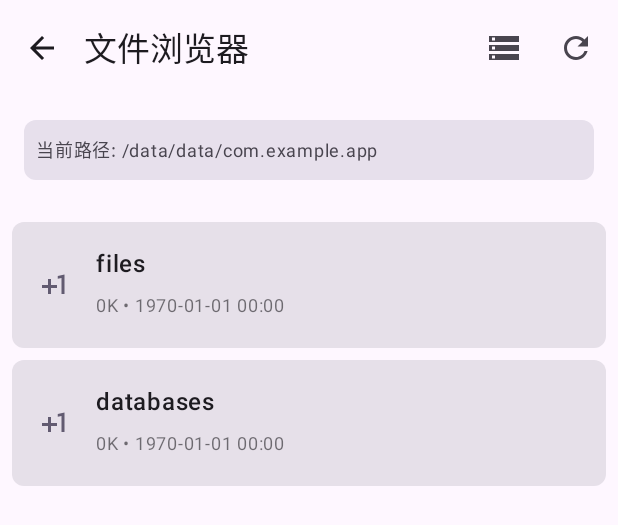
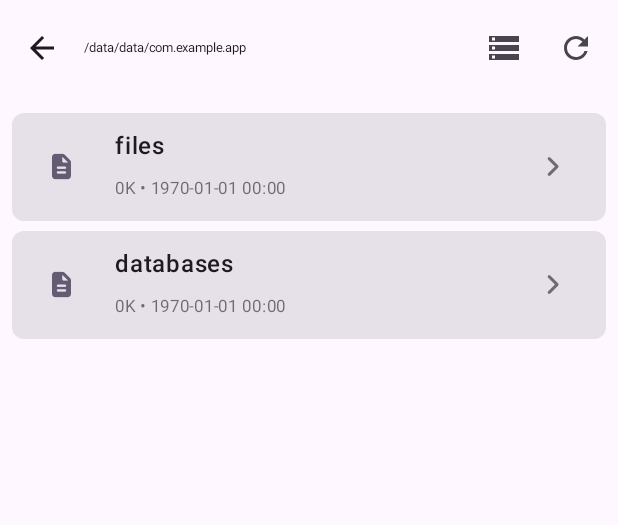
Before and after one commit to pinetrick/PineDroid, an Android app built with Jetpack Compose: the @Preview function PreviewFileExplorer, on a phone screen of 412 x 824 dp. Shown: the top 525 px of the screen. Run offline under Robolectric (Android 15) with nearby library versions, the phone set to English and light mode, and no system bars.

```diff
--- a/PineDroid/src/main/java/com/pine/pinedroid/activity/file_explorer/FileExplorer.kt
+++ b/PineDroid/src/main/java/com/pine/pinedroid/activity/file_explorer/FileExplorer.kt
@@ -52,11 +52,14 @@ import androidx.compose.ui.unit.sp
 import androidx.lifecycle.viewmodel.compose.viewModel
 import androidx.navigation.NavController
 import com.pine.pinedroid.db.bean.DatabaseInfo
+import com.pine.pinedroid.jetpack.ui.font.PineIcon
 import com.pine.pinedroid.jetpack.viewmodel.HandleNavigation
 import com.pine.pinedroid.utils.file.bToDisplayFileSize
 import com.pine.pinedroid.utils.file.kbToDisplayFileSize
 import com.pine.pinedroid.utils.formatDate
+import com.pine.pinedroid.utils.getFontAwesomeIcon
 import com.pine.pinedroid.utils.ui.pct
+import com.pine.pinedroid.utils.ui.pctw
 import com.pine.pinedroid.utils.ui.spwh
 import java.io.File
 import java.text.SimpleDateFormat
@@ -113,9 +116,10 @@ fun FileExplorerScreen(
             TopAppBar(
                 title = {
                     Text(
-                        text = "文件浏览器",
+                        text = state.currentDir,
                         maxLines = 1,
-                        overflow = TextOverflow.Ellipsis
+                        overflow = TextOverflow.Ellipsis,
+                        fontSize = 12.spwh
                     )
                 },
                 navigationIcon = {
@@ -203,22 +207,6 @@ fun FileList(
     onItemClick: (File) -> Unit
 ) {
     Column(modifier = Modifier.fillMaxSize()) {
-        // 当前路径显示
-        Text(
-            text = "当前路径: $currentDir",
-            modifier = Modifier
-                .fillMaxWidth()
-                .padding(16.dp)
-                .background(
-                    color = MaterialTheme.colorScheme.surfaceVariant,
-                    shape = RoundedCornerShape(8.dp)
-                )
-                .padding(8.dp),
-            fontSize = 12.sp,
-            color = MaterialTheme.colorScheme.onSurfaceVariant,
-            maxLines = 2,
-            overflow = TextOverflow.Ellipsis
-        )
 
         if (files.isEmpty()) {
             EmptyDirectoryView()
@@ -256,25 +244,25 @@ fun FileListItem(file: File, onClick: () -> Unit) {
     Card(
         modifier = Modifier
             .fillMaxWidth()
-            .padding(vertical = 4.dp)
+            .padding(vertical = 1.pct)
             .clickable(onClick = onClick),
         shape = RoundedCornerShape(8.dp)
     ) {
         Row(
             modifier = Modifier
                 .fillMaxWidth()
-                .padding(16.dp),
+                .padding(2.pct),
             verticalAlignment = Alignment.CenterVertically
         ) {
-            Icon(
-                imageVector = if (file.isDirectory) Icons.Default.Storage else Icons.Default.PlusOne,
-                contentDescription = if (file.isDirectory) "文件夹" else "文件",
-                modifier = Modifier.size(24.dp),
-                tint = if (file.isDirectory) MaterialTheme.colorScheme.primary
-                else MaterialTheme.colorScheme.secondary
+            PineIcon(
+                text = file.getFontAwesomeIcon(),
+                fontSize = 24.spwh,
+                color = if (file.isDirectory) MaterialTheme.colorScheme.primary
+                else MaterialTheme.colorScheme.secondary,
+                modifier = Modifier.size(14.pct),
             )
 
-            Spacer(modifier = Modifier.width(16.dp))
+            Spacer(modifier = Modifier.width(3.pct))
 
             Column(modifier = Modifier.weight(1f)) {
                 Text(
@@ -294,19 +282,20 @@ fun FileListItem(file: File, onClick: () -> Unit) {
                                 SimpleDateFormat("yyyy-MM-dd HH:mm", Locale.getDefault())
                                     .format(Date(file.lastModified()))
                     },
-                    fontSize = 12.sp,
+                    fontSize = 16.spwh,
                     color = MaterialTheme.colorScheme.onSurface.copy(alpha = 0.6f)
                 )
             }
 
-            if (file.isDirectory) {
-                Icon(
-                    imageVector = Icons.AutoMirrored.Filled.ArrowBack,
-                    contentDescription = "进入文件夹",
-                    modifier = Modifier.size(16.dp),
-                    tint = MaterialTheme.colorScheme.onSurface.copy(alpha = 0.6f)
-                )
-            }
+            PineIcon(
+                text = "\uf105",
+                fontSize = 24.spwh,
+                color = MaterialTheme.colorScheme.onSurface.copy(alpha = 0.6f),
+                modifier = Modifier.size(16.pct),
+            )
+
+
+
         }
     }
 }
--- a/PineDroid/src/main/java/com/pine/pinedroid/jetpack/ui/font/FontAwesome.kt
+++ b/PineDroid/src/main/java/com/pine/pinedroid/jetpack/ui/font/FontAwesome.kt
@@ -1,10 +1,12 @@
 package com.pine.pinedroid.jetpack.ui.font
 
 import android.content.res.Configuration
+import androidx.compose.foundation.layout.wrapContentHeight
 import androidx.compose.material3.LocalTextStyle
 import androidx.compose.material3.MaterialTheme
 import androidx.compose.material3.Text
 import androidx.compose.runtime.Composable
+import androidx.compose.ui.Alignment
 import androidx.compose.ui.Modifier
 import androidx.compose.ui.graphics.Color
 import androidx.compose.ui.text.TextLayoutResult
@@ -43,7 +45,7 @@ fun PineIcon(
     fontFamily: FontFamily = FontAwesomeSolid,
     letterSpacing: TextUnit = TextUnit.Unspecified,
     textDecoration: TextDecoration? = null,
-    textAlign: TextAlign? = null,
+    textAlign: TextAlign? = TextAlign.Center,
     lineHeight: TextUnit = TextUnit.Unspecified,
     overflow: TextOverflow = TextOverflow.Clip,
     softWrap: Boolean = true,
@@ -54,7 +56,7 @@ fun PineIcon(
 ) {
     Text(
         text = text,
-        modifier = modifier,
+        modifier = modifier.wrapContentHeight(align = Alignment.CenterVertically),
         color = color,
         fontSize = fontSize,
         fontStyle = fontStyle,
--- a/PineDroid/src/main/java/com/pine/pinedroid/utils/File.kt
+++ b/PineDroid/src/main/java/com/pine/pinedroid/utils/File.kt
@@ -1,8 +1,25 @@
 package com.pine.pinedroid.utils
 
 import java.io.File
+import java.util.Locale
 
+fun File.getFontAwesomeIcon(): String{
+    if (isDirectory) return "\uf07b"
+    val fileExtName = extension.lowercase()
+    return when (fileExtName) {
+        "db" -> "\uf1c0"
+        "txt", "json" -> "\uf31c"
+        "doc", "docx" -> "\uf1c2"
+        "xls", "xlsx" -> "\uf1c3"
+        "pdf" -> "\uf1c1"
+        "zip", "7z", "rar" -> "\uf1c6"
+        "wav", "mp3" -> "\uf478"
+        "mp4" -> "\uf1c8"
+        "jpg", "jpeg", "png", "gif" -> "\uf1c5"
+        else -> "\uf15c"
+    }
 
+}
 fun File.isTxtFile(): Boolean {
     return !isDirectory && (extension.equals("txt", true) ||
             extension.equals("log", true) ||
```
